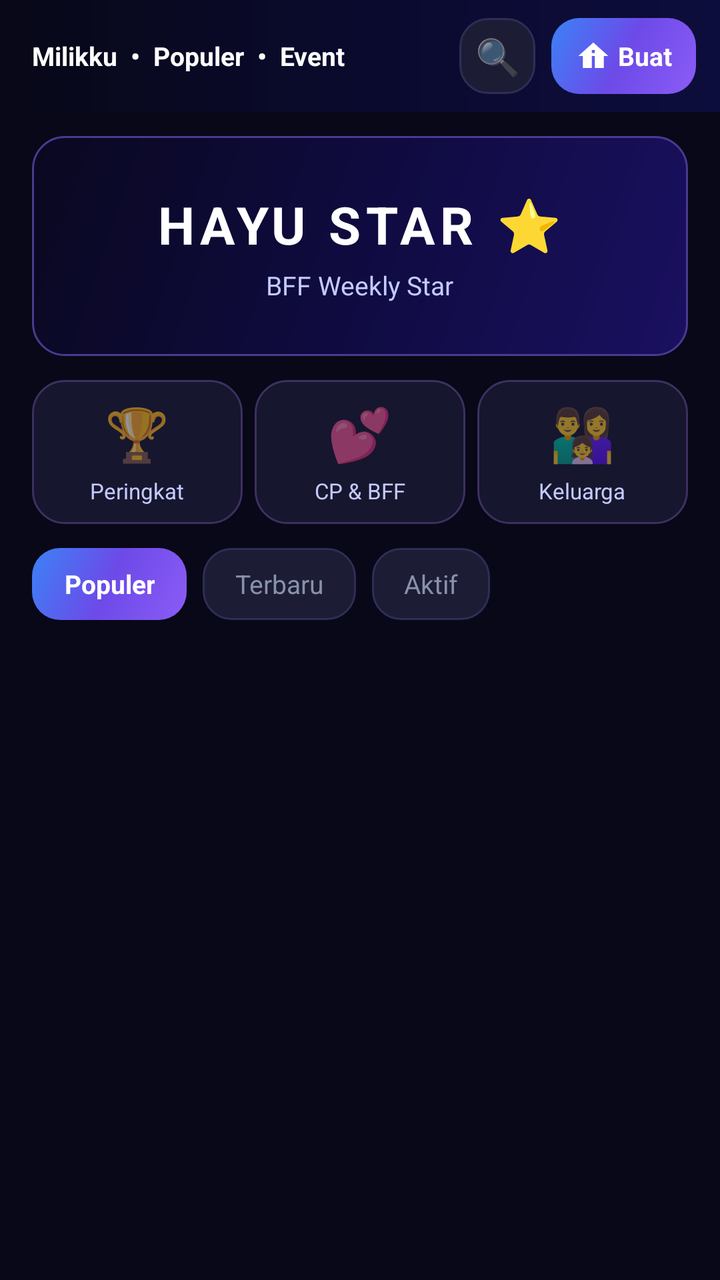
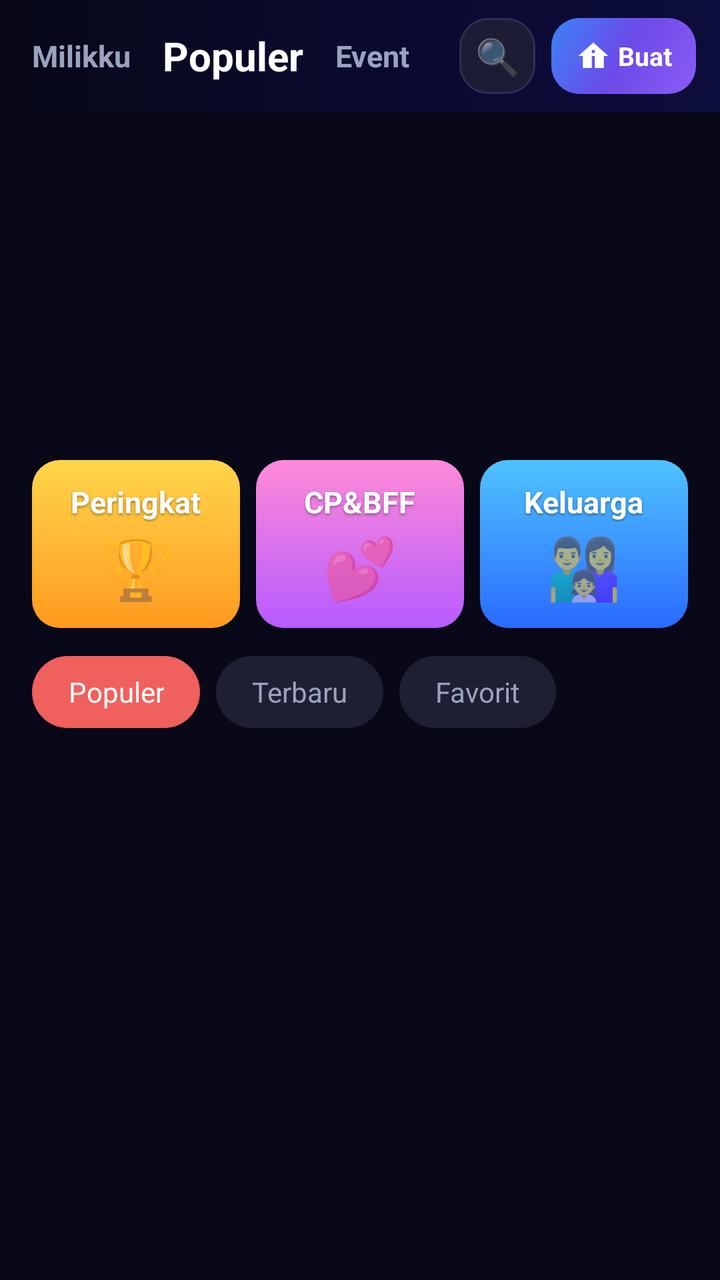

The first picture is an Android layout as it rendered before a commit; the second is the same layout after the commit. The layout source and the unified diff follow.
<!-- AndroidManifest.xml: application theme Theme.HAYU -->
<!-- res/layout/fragment_home.xml -->
<?xml version="1.0" encoding="utf-8"?>
<LinearLayout xmlns:android="http://schemas.android.com/apk/res/android"
    android:layout_width="match_parent"
    android:layout_height="match_parent"
    android:orientation="vertical"
    android:background="#080818">

    
    <LinearLayout
        android:layout_width="match_parent"
        android:layout_height="56dp"
        android:orientation="horizontal"
        android:paddingStart="16dp"
        android:paddingEnd="12dp"
        android:gravity="center_vertical"
        android:background="@drawable/bg_home_header">

        
        <TextView
            android:layout_width="0dp"
            android:layout_height="wrap_content"
            android:layout_weight="1"
            android:text="Milikku  •  Populer  •  Event"
            android:textColor="#FFFFFF"
            android:textSize="13sp"
            android:textStyle="bold" />

        
        <TextView
            android:id="@+id/btn_search_room"
            android:layout_width="38dp"
            android:layout_height="38dp"
            android:gravity="center"
            android:text="🔍"
            android:textSize="18sp"
            android:background="@drawable/bg_quick_item"
            android:clickable="true"
            android:focusable="true"
            android:layout_marginEnd="8dp" />

        
        <LinearLayout
            android:id="@+id/btn_add_room_header_wrap"
            android:layout_width="wrap_content"
            android:layout_height="38dp"
            android:orientation="horizontal"
            android:gravity="center"
            android:background="@drawable/bg_button_primary"
            android:paddingStart="12dp"
            android:paddingEnd="12dp"
            android:clickable="true"
            android:focusable="true">

            <ImageView
                android:id="@+id/btn_add_room_header"
                android:layout_width="18dp"
                android:layout_height="18dp"
                android:src="@drawable/ic_add_room"
                android:contentDescription="Buat Room" />

            <TextView
                android:layout_width="wrap_content"
                android:layout_height="wrap_content"
                android:text=" Buat"
                android:textColor="#FFFFFF"
                android:textSize="13sp"
                android:textStyle="bold" />
        </LinearLayout>
    </LinearLayout>

    
    <EditText
        android:id="@+id/et_search_room"
        android:layout_width="match_parent"
        android:layout_height="46dp"
        android:hint="Cari nama room atau topik..."
        android:textColorHint="#8892AA"
        android:textColor="#FFFFFF"
        android:textSize="14sp"
        android:background="@drawable/bg_input"
        android:paddingStart="16dp"
        android:paddingEnd="16dp"
        android:layout_marginStart="16dp"
        android:layout_marginEnd="16dp"
        android:layout_marginTop="8dp"
        android:visibility="gone" />

    
    <ScrollView
        android:layout_width="match_parent"
        android:layout_height="0dp"
        android:layout_weight="1"
        android:fillViewport="true">

        <LinearLayout
            android:layout_width="match_parent"
            android:layout_height="wrap_content"
            android:orientation="vertical"
            android:paddingBottom="80dp">

            
            <LinearLayout
                android:layout_width="match_parent"
                android:layout_height="110dp"
                android:layout_marginStart="16dp"
                android:layout_marginEnd="16dp"
                android:layout_marginTop="12dp"
                android:orientation="vertical"
                android:gravity="center"
                android:background="@drawable/bg_banner_event">

                <TextView
                    android:layout_width="wrap_content"
                    android:layout_height="wrap_content"
                    android:text="HAYU STAR ⭐"
                    android:textColor="#FFFFFF"
                    android:textSize="26sp"
                    android:textStyle="bold"
                    android:letterSpacing="0.1" />

                <TextView
                    android:layout_width="wrap_content"
                    android:layout_height="wrap_content"
                    android:text="BFF Weekly Star"
                    android:textColor="#C4CAFF"
                    android:textSize="13sp"
                    android:layout_marginTop="4dp" />
            </LinearLayout>

            
            <LinearLayout
                android:layout_width="match_parent"
                android:layout_height="wrap_content"
                android:orientation="horizontal"
                android:layout_marginStart="16dp"
                android:layout_marginEnd="16dp"
                android:layout_marginTop="12dp">

                <LinearLayout
                    android:id="@+id/menu_peringkat"
                    android:layout_width="0dp"
                    android:layout_height="72dp"
                    android:layout_weight="1"
                    android:orientation="vertical"
                    android:gravity="center"
                    android:background="@drawable/bg_card_category"
                    android:layout_marginEnd="6dp">
                    <TextView android:layout_width="wrap_content"
                        android:layout_height="wrap_content"
                        android:text="🏆" android:textSize="26sp" />
                    <TextView android:layout_width="wrap_content"
                        android:layout_height="wrap_content"
                        android:text="Peringkat" android:textColor="#C4CAFF"
                        android:textSize="11sp" android:layout_marginTop="4dp" />
                </LinearLayout>

                <LinearLayout
                    android:id="@+id/menu_cp_bff"
                    android:layout_width="0dp"
                    android:layout_height="72dp"
                    android:layout_weight="1"
                    android:orientation="vertical"
                    android:gravity="center"
                    android:background="@drawable/bg_card_category"
                    android:layout_marginEnd="6dp">
                    <TextView android:layout_width="wrap_content"
                        android:layout_height="wrap_content"
                        android:text="💕" android:textSize="26sp" />
                    <TextView android:layout_width="wrap_content"
                        android:layout_height="wrap_content"
                        android:text="CP &amp; BFF" android:textColor="#C4CAFF"
                        android:textSize="11sp" android:layout_marginTop="4dp" />
                </LinearLayout>

                <LinearLayout
                    android:id="@+id/menu_keluarga"
                    android:layout_width="0dp"
                    android:layout_height="72dp"
                    android:layout_weight="1"
                    android:orientation="vertical"
                    android:gravity="center"
                    android:background="@drawable/bg_card_category">
                    <TextView android:layout_width="wrap_content"
                        android:layout_height="wrap_content"
                        android:text="👨‍👩‍👧" android:textSize="26sp" />
                    <TextView android:layout_width="wrap_content"
                        android:layout_height="wrap_content"
                        android:text="Keluarga" android:textColor="#C4CAFF"
                        android:textSize="11sp" android:layout_marginTop="4dp" />
                </LinearLayout>
            </LinearLayout>

            
            <LinearLayout
                android:layout_width="match_parent"
                android:layout_height="wrap_content"
                android:orientation="horizontal"
                android:layout_marginStart="16dp"
                android:layout_marginEnd="16dp"
                android:layout_marginTop="12dp">

                <TextView
                    android:id="@+id/filter_populer"
                    android:layout_width="wrap_content"
                    android:layout_height="36dp"
                    android:text="Populer"
                    android:textColor="#FFFFFF"
                    android:textSize="13sp"
                    android:textStyle="bold"
                    android:gravity="center"
                    android:paddingStart="16dp"
                    android:paddingEnd="16dp"
                    android:background="@drawable/bg_button_primary"
                    android:layout_marginEnd="8dp" />

                <TextView
                    android:id="@+id/filter_terbaru"
                    android:layout_width="wrap_content"
                    android:layout_height="36dp"
                    android:text="Terbaru"
                    android:textColor="#8892AA"
                    android:textSize="13sp"
                    android:gravity="center"
                    android:paddingStart="16dp"
                    android:paddingEnd="16dp"
                    android:background="@drawable/bg_quick_item"
                    android:layout_marginEnd="8dp" />

                <TextView
                    android:id="@+id/filter_aktif"
                    android:layout_width="wrap_content"
                    android:layout_height="36dp"
                    android:text="Aktif"
                    android:textColor="#8892AA"
                    android:textSize="13sp"
                    android:gravity="center"
                    android:paddingStart="16dp"
                    android:paddingEnd="16dp"
                    android:background="@drawable/bg_quick_item" />
            </LinearLayout>

            
            <androidx.recyclerview.widget.RecyclerView
                android:id="@+id/rv_rooms"
                android:layout_width="match_parent"
                android:layout_height="wrap_content"
                android:layout_marginStart="16dp"
                android:layout_marginEnd="16dp"
                android:layout_marginTop="12dp"
                android:nestedScrollingEnabled="false" />

            
            <LinearLayout
                android:id="@+id/layout_empty"
                android:layout_width="match_parent"
                android:layout_height="wrap_content"
                android:orientation="vertical"
                android:gravity="center"
                android:paddingTop="48dp"
                android:visibility="gone">

                <TextView
                    android:layout_width="wrap_content"
                    android:layout_height="wrap_content"
                    android:text="🎈"
                    android:textSize="52sp" />

                <TextView
                    android:layout_width="wrap_content"
                    android:layout_height="wrap_content"
                    android:text="Belum Ada Room"
                    android:textColor="#FFFFFF"
                    android:textSize="18sp"
                    android:textStyle="bold"
                    android:layout_marginTop="12dp" />

                <TextView
                    android:layout_width="wrap_content"
                    android:layout_height="wrap_content"
                    android:text="Tap tombol Buat di atas untuk mulai"
                    android:textColor="#8892AA"
                    android:textSize="13sp"
                    android:layout_marginTop="6dp" />
            </LinearLayout>

        </LinearLayout>
    </ScrollView>
</LinearLayout>
<!-- resources referenced by this layout -->
<resources>
  <!-- drawable bg_banner_event (drawable) -->
  <?xml version="1.0" encoding="utf-8"?>
  <shape xmlns:android="http://schemas.android.com/apk/res/android"
      android:shape="rectangle">
      <gradient android:angle="135" android:startColor="#1A1060"
          android:centerColor="#0F0B40" android:endColor="#0A0820" android:type="linear" />
      <corners android:radius="16dp" />
      <stroke android:width="1dp" android:color="#4A3A90" />
  </shape>
  <!-- drawable bg_button_primary (drawable) -->
  <?xml version="1.0" encoding="utf-8"?>
  <shape xmlns:android="http://schemas.android.com/apk/res/android"
      android:shape="rectangle">
      <gradient android:angle="135" android:startColor="#8B5CF6"
          android:centerColor="#6D4AE8" android:endColor="#3B82F6" />
      <corners android:radius="14dp" />
  </shape>
  <!-- drawable bg_card_category (drawable) -->
  <?xml version="1.0" encoding="utf-8"?>
  <shape xmlns:android="http://schemas.android.com/apk/res/android"
      android:shape="rectangle">
      <solid android:color="#16162E" />
      <corners android:radius="16dp" />
      <stroke android:width="1dp" android:color="#3D3060" />
  </shape>
  <!-- drawable bg_home_header (drawable) -->
  <?xml version="1.0" encoding="utf-8"?>
  <shape xmlns:android="http://schemas.android.com/apk/res/android"
      android:shape="rectangle">
      <gradient android:angle="180" android:startColor="#0D0D3D"
          android:centerColor="#0A0A2E" android:endColor="#080818" android:type="linear" />
  </shape>
  <!-- drawable bg_input (drawable) -->
  <?xml version="1.0" encoding="utf-8"?>
  <shape xmlns:android="http://schemas.android.com/apk/res/android"
      android:shape="rectangle">
      <solid android:color="#16162E" />
      <corners android:radius="14dp" />
      <stroke android:width="1.5dp" android:color="#2E2E50" />
  </shape>
  <!-- drawable bg_quick_item (drawable) -->
  <?xml version="1.0" encoding="utf-8"?>
  <shape xmlns:android="http://schemas.android.com/apk/res/android"
      android:shape="rectangle">
      <solid android:color="#1C1C35" />
      <corners android:radius="14dp" />
      <stroke android:width="1dp" android:color="#2E2E55" />
  </shape>
  <!-- drawable ic_add_room (drawable) -->
  <?xml version="1.0" encoding="utf-8"?>
  <vector xmlns:android="http://schemas.android.com/apk/res/android"
      android:width="24dp"
      android:height="24dp"
      android:viewportWidth="24"
      android:viewportHeight="24">
      <path
          android:fillColor="#FFFFFF"
          android:pathData="M12,3L2,12h3v8h6v-6h2v6h6v-8h3L12,3zM13,14h-2v-2h2v2zM13,10h-2V8h2v2z" />
  </vector>
  <color name="hayu_purple">#8B5CF6</color>
  <color name="hayu_blue">#3B82F6</color>
  <color name="hayu_dark">#080818</color>
  <color name="hayu_darker">#04040F</color>
  <!-- unchanged entries left out for length: 1 -->
</resources>

<!-- the commit's change to res/layout/fragment_home.xml (unified diff, before → after) -->
@@ -16,14 +16,36 @@
         android:background="@drawable/bg_home_header">
 
         
-        <TextView
+        <LinearLayout
             android:layout_width="0dp"
             android:layout_height="wrap_content"
             android:layout_weight="1"
-            android:text="Milikku  •  Populer  •  Event"
-            android:textColor="#FFFFFF"
-            android:textSize="13sp"
-            android:textStyle="bold" />
+            android:orientation="horizontal"
+            android:gravity="center_vertical">
+            <TextView
+                android:layout_width="wrap_content"
+                android:layout_height="wrap_content"
+                android:text="Milikku"
+                android:textColor="#9AA3BD"
+                android:textSize="15sp"
+                android:textStyle="bold" />
+            <TextView
+                android:layout_width="wrap_content"
+                android:layout_height="wrap_content"
+                android:layout_marginStart="16dp"
+                android:text="Populer"
+                android:textColor="#FFFFFF"
+                android:textSize="20sp"
+                android:textStyle="bold" />
+            <TextView
+                android:layout_width="wrap_content"
+                android:layout_height="wrap_content"
+                android:layout_marginStart="16dp"
+                android:text="Event"
+                android:textColor="#9AA3BD"
+                android:textSize="15sp"
+                android:textStyle="bold" />
+        </LinearLayout>
 
         
         <TextView
@@ -99,33 +121,26 @@
             android:paddingBottom="80dp">
 
             
-            <LinearLayout
-                android:layout_width="match_parent"
-                android:layout_height="110dp"
+            <FrameLayout
+                android:layout_width="match_parent"
+                android:layout_height="150dp"
                 android:layout_marginStart="16dp"
                 android:layout_marginEnd="16dp"
-                android:layout_marginTop="12dp"
-                android:orientation="vertical"
-                android:gravity="center"
-                android:background="@drawable/bg_banner_event">
-
-                <TextView
+                android:layout_marginTop="12dp">
+
+                <androidx.viewpager2.widget.ViewPager2
+                    android:id="@+id/banner_pager"
+                    android:layout_width="match_parent"
+                    android:layout_height="match_parent" />
+
+                <LinearLayout
+                    android:id="@+id/banner_dots"
                     android:layout_width="wrap_content"
                     android:layout_height="wrap_content"
-                    android:text="HAYU STAR ⭐"
-                    android:textColor="#FFFFFF"
-                    android:textSize="26sp"
-                    android:textStyle="bold"
-                    android:letterSpacing="0.1" />
-
-                <TextView
-                    android:layout_width="wrap_content"
-                    android:layout_height="wrap_content"
-                    android:text="BFF Weekly Star"
-                    android:textColor="#C4CAFF"
-                    android:textSize="13sp"
-                    android:layout_marginTop="4dp" />
-            </LinearLayout>
+                    android:layout_gravity="bottom|center_horizontal"
+                    android:layout_marginBottom="8dp"
+                    android:orientation="horizontal" />
+            </FrameLayout>
 
             
             <LinearLayout
@@ -139,54 +154,60 @@
                 <LinearLayout
                     android:id="@+id/menu_peringkat"
                     android:layout_width="0dp"
-                    android:layout_height="72dp"
+                    android:layout_height="84dp"
                     android:layout_weight="1"
                     android:orientation="vertical"
                     android:gravity="center"
-                    android:background="@drawable/bg_card_category"
-                    android:layout_marginEnd="6dp">
-                    <TextView android:layout_width="wrap_content"
-                        android:layout_height="wrap_content"
-                        android:text="🏆" android:textSize="26sp" />
-                    <TextView android:layout_width="wrap_content"
-                        android:layout_height="wrap_content"
-                        android:text="Peringkat" android:textColor="#C4CAFF"
-                        android:textSize="11sp" android:layout_marginTop="4dp" />
+                    android:background="@drawable/bg_tile_peringkat"
+                    android:layout_marginEnd="8dp">
+                    <TextView android:layout_width="wrap_content"
+                        android:layout_height="wrap_content"
+                        android:text="Peringkat" android:textColor="#FFFFFF"
+                        android:textSize="15sp" android:textStyle="bold"
+                        android:shadowColor="#66000000" android:shadowDy="2" android:shadowRadius="3" />
+                    <TextView android:layout_width="wrap_content"
+                        android:layout_height="wrap_content"
+                        android:text="🏆" android:textSize="30sp"
+                        android:layout_marginTop="2dp" />
                 </LinearLayout>
 
                 <LinearLayout
                     android:id="@+id/menu_cp_bff"
                     android:layout_width="0dp"
-                    android:layout_height="72dp"
+                    android:layout_height="84dp"
                     android:layout_weight="1"
                     android:orientation="vertical"
                     android:gravity="center"
-                    android:background="@drawable/bg_card_category"
-                    android:layout_marginEnd="6dp">
-                    <TextView android:layout_width="wrap_content"
-                        android:layout_height="wrap_content"
-                        android:text="💕" android:textSize="26sp" />
-                    <TextView android:layout_width="wrap_content"
-                        android:layout_height="wrap_content"
-                        android:text="CP &amp; BFF" android:textColor="#C4CAFF"
-                        android:textSize="11sp" android:layout_marginTop="4dp" />
+                    android:background="@drawable/bg_tile_cp"
+                    android:layout_marginEnd="8dp">
+                    <TextView android:layout_width="wrap_content"
+                        android:layout_height="wrap_content"
+                        android:text="CP&amp;BFF" android:textColor="#FFFFFF"
+                        android:textSize="15sp" android:textStyle="bold"
+                        android:shadowColor="#66000000" android:shadowDy="2" android:shadowRadius="3" />
+                    <TextView android:layout_width="wrap_content"
+                        android:layout_height="wrap_content"
+                        android:text="💕" android:textSize="30sp"
+                        android:layout_marginTop="2dp" />
                 </LinearLayout>
 
                 <LinearLayout
                     android:id="@+id/menu_keluarga"
                     android:layout_width="0dp"
-                    android:layout_height="72dp"
+                    android:layout_height="84dp"
                     android:layout_weight="1"
                     android:orientation="vertical"
                     android:gravity="center"
-                    android:background="@drawable/bg_card_category">
-                    <TextView android:layout_width="wrap_content"
-                        android:layout_height="wrap_content"
-                        android:text="👨‍👩‍👧" android:textSize="26sp" />
-                    <TextView android:layout_width="wrap_content"
-                        android:layout_height="wrap_content"
-                        android:text="Keluarga" android:textColor="#C4CAFF"
-                        android:textSize="11sp" android:layout_marginTop="4dp" />
+                    android:background="@drawable/bg_tile_keluarga">
+                    <TextView android:layout_width="wrap_content"
+                        android:layout_height="wrap_content"
+                        android:text="Keluarga" android:textColor="#FFFFFF"
+                        android:textSize="15sp" android:textStyle="bold"
+                        android:shadowColor="#66000000" android:shadowDy="2" android:shadowRadius="3" />
+                    <TextView android:layout_width="wrap_content"
+                        android:layout_height="wrap_content"
+                        android:text="👨‍👩‍👧" android:textSize="30sp"
+                        android:layout_marginTop="2dp" />
                 </LinearLayout>
             </LinearLayout>
 
@@ -197,7 +218,7 @@
                 android:orientation="horizontal"
                 android:layout_marginStart="16dp"
                 android:layout_marginEnd="16dp"
-                android:layout_marginTop="12dp">
+                android:layout_marginTop="14dp">
 
                 <TextView
                     android:id="@+id/filter_populer"
@@ -205,12 +226,13 @@
                     android:layout_height="36dp"
                     android:text="Populer"
                     android:textColor="#FFFFFF"
-                    android:textSize="13sp"
-                    android:textStyle="bold"
-                    android:gravity="center"
-                    android:paddingStart="16dp"
-                    android:paddingEnd="16dp"
-                    android:background="@drawable/bg_button_primary"
+                    android:textSize="14sp"
+                    android:gravity="center"
+                    android:paddingStart="18dp"
+                    android:paddingEnd="18dp"
+                    android:clickable="true"
+                    android:focusable="true"
+                    android:background="@drawable/bg_chip_selected"
                     android:layout_marginEnd="8dp" />
 
                 <TextView
@@ -218,25 +240,29 @@
                     android:layout_width="wrap_content"
                     android:layout_height="36dp"
                     android:text="Terbaru"
-                    android:textColor="#8892AA"
-                    android:textSize="13sp"
-                    android:gravity="center"
-                    android:paddingStart="16dp"
-                    android:paddingEnd="16dp"
-                    android:background="@drawable/bg_quick_item"
+                    android:textColor="#9AA3BD"
+                    android:textSize="14sp"
+                    android:gravity="center"
+                    android:paddingStart="18dp"
+                    android:paddingEnd="18dp"
+                    android:clickable="true"
+                    android:focusable="true"
+                    android:background="@drawable/bg_chip"
                     android:layout_marginEnd="8dp" />
 
                 <TextView
-                    android:id="@+id/filter_aktif"
+                    android:id="@+id/filter_favorit"
                     android:layout_width="wrap_content"
                     android:layout_height="36dp"
-                    android:text="Aktif"
-                    android:textColor="#8892AA"
-                    android:textSize="13sp"
-                    android:gravity="center"
-                    android:paddingStart="16dp"
-                    android:paddingEnd="16dp"
-                    android:background="@drawable/bg_quick_item" />
+                    android:text="Favorit"
+                    android:textColor="#9AA3BD"
+                    android:textSize="14sp"
+                    android:gravity="center"
+                    android:paddingStart="18dp"
+                    android:paddingEnd="18dp"
+                    android:clickable="true"
+                    android:focusable="true"
+                    android:background="@drawable/bg_chip" />
             </LinearLayout>
 
             
@@ -244,9 +270,9 @@
                 android:id="@+id/rv_rooms"
                 android:layout_width="match_parent"
                 android:layout_height="wrap_content"
-                android:layout_marginStart="16dp"
-                android:layout_marginEnd="16dp"
-                android:layout_marginTop="12dp"
+                android:layout_marginStart="10dp"
+                android:layout_marginEnd="10dp"
+                android:layout_marginTop="8dp"
                 android:nestedScrollingEnabled="false" />
 
             
<!-- resource entries referenced after the edit -->
@@ -1,14 +1,5 @@
 <!-- resources referenced by this layout -->
 <resources>
-  <!-- drawable bg_banner_event (drawable) -->
-  <?xml version="1.0" encoding="utf-8"?>
-  <shape xmlns:android="http://schemas.android.com/apk/res/android"
-      android:shape="rectangle">
-      <gradient android:angle="135" android:startColor="#1A1060"
-          android:centerColor="#0F0B40" android:endColor="#0A0820" android:type="linear" />
-      <corners android:radius="16dp" />
-      <stroke android:width="1dp" android:color="#4A3A90" />
-  </shape>
   <!-- drawable bg_button_primary (drawable) -->
   <?xml version="1.0" encoding="utf-8"?>
   <shape xmlns:android="http://schemas.android.com/apk/res/android"
@@ -17,13 +8,17 @@
           android:centerColor="#6D4AE8" android:endColor="#3B82F6" />
       <corners android:radius="14dp" />
   </shape>
-  <!-- drawable bg_card_category (drawable) -->
+  <!-- drawable bg_chip (drawable) -->
   <?xml version="1.0" encoding="utf-8"?>
-  <shape xmlns:android="http://schemas.android.com/apk/res/android"
-      android:shape="rectangle">
-      <solid android:color="#16162E" />
-      <corners android:radius="16dp" />
-      <stroke android:width="1dp" android:color="#3D3060" />
+  <shape xmlns:android="http://schemas.android.com/apk/res/android" android:shape="rectangle">
+      <solid android:color="#1F1F33" />
+      <corners android:radius="20dp" />
+  </shape>
+  <!-- drawable bg_chip_selected (drawable) -->
+  <?xml version="1.0" encoding="utf-8"?>
+  <shape xmlns:android="http://schemas.android.com/apk/res/android" android:shape="rectangle">
+      <solid android:color="#F0605D" />
+      <corners android:radius="20dp" />
   </shape>
   <!-- drawable bg_home_header (drawable) -->
   <?xml version="1.0" encoding="utf-8"?>
@@ -48,6 +43,24 @@
       <corners android:radius="14dp" />
       <stroke android:width="1dp" android:color="#2E2E55" />
   </shape>
+  <!-- drawable bg_tile_cp (drawable) -->
+  <?xml version="1.0" encoding="utf-8"?>
+  <shape xmlns:android="http://schemas.android.com/apk/res/android" android:shape="rectangle">
+      <gradient android:angle="270" android:startColor="#FF8AD8" android:endColor="#B65BFF" android:type="linear" />
+      <corners android:radius="14dp" />
+  </shape>
+  <!-- drawable bg_tile_keluarga (drawable) -->
+  <?xml version="1.0" encoding="utf-8"?>
+  <shape xmlns:android="http://schemas.android.com/apk/res/android" android:shape="rectangle">
+      <gradient android:angle="270" android:startColor="#4FC3FF" android:endColor="#2A6BFF" android:type="linear" />
+      <corners android:radius="14dp" />
+  </shape>
+  <!-- drawable bg_tile_peringkat (drawable) -->
+  <?xml version="1.0" encoding="utf-8"?>
+  <shape xmlns:android="http://schemas.android.com/apk/res/android" android:shape="rectangle">
+      <gradient android:angle="270" android:startColor="#FFD54A" android:endColor="#FF9A1F" android:type="linear" />
+      <corners android:radius="14dp" />
+  </shape>
   <!-- drawable ic_add_room (drawable) -->
   <?xml version="1.0" encoding="utf-8"?>
   <vector xmlns:android="http://schemas.android.com/apk/res/android"
